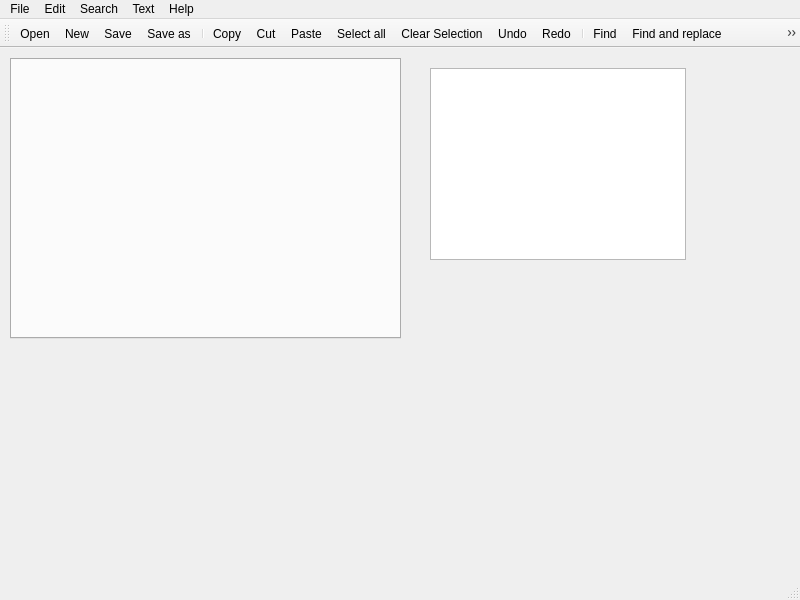
Qt form mainwindow.ui (igorternyuk/TeQtSimpleNotepad) before a commit.
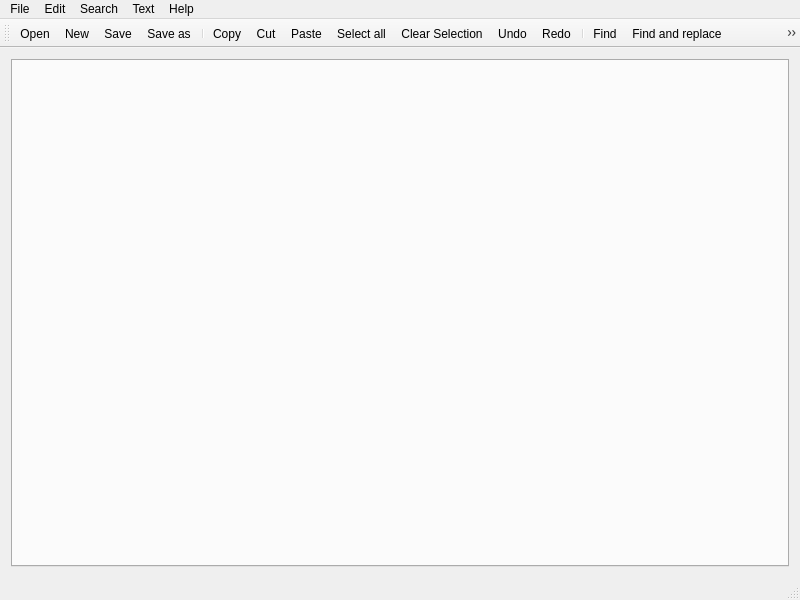
The same form after that commit. Icons and pictures are not drawn.

Commit message: tab widget was added

Patch:
```diff
--- a/mainwindow.ui
+++ b/mainwindow.ui
@@ -20,28 +20,9 @@
    <string>MainWindow</string>
   </property>
   <widget class="QWidget" name="centralWidget">
-   <widget class="QTextEdit" name="textArea">
-    <property name="geometry">
-     <rect>
-      <x>430</x>
-      <y>20</y>
-      <width>256</width>
-      <height>192</height>
-     </rect>
-    </property>
-    <property name="cursorWidth">
-     <number>1</number>
-    </property>
-   </widget>
+   <layout class="QGridLayout" name="gridLayout">
+    <item row="0" column="0">
    <widget class="QTabWidget" name="tabWidget">
-    <property name="geometry">
-     <rect>
-      <x>10</x>
-      <y>10</y>
-      <width>391</width>
-      <height>281</height>
-     </rect>
-    </property>
     <property name="currentIndex">
      <number>-1</number>
     </property>
@@ -49,6 +30,8 @@
      <bool>true</bool>
     </property>
    </widget>
+    </item>
+   </layout>
   </widget>
   <widget class="QMenuBar" name="menuBar">
    <property name="geometry">
```
Left out of the diff: 6 changed lines with no effect on the pictures. Lines whose indentation alone changed are shown as unchanged. The commit also changes 3 other files.
